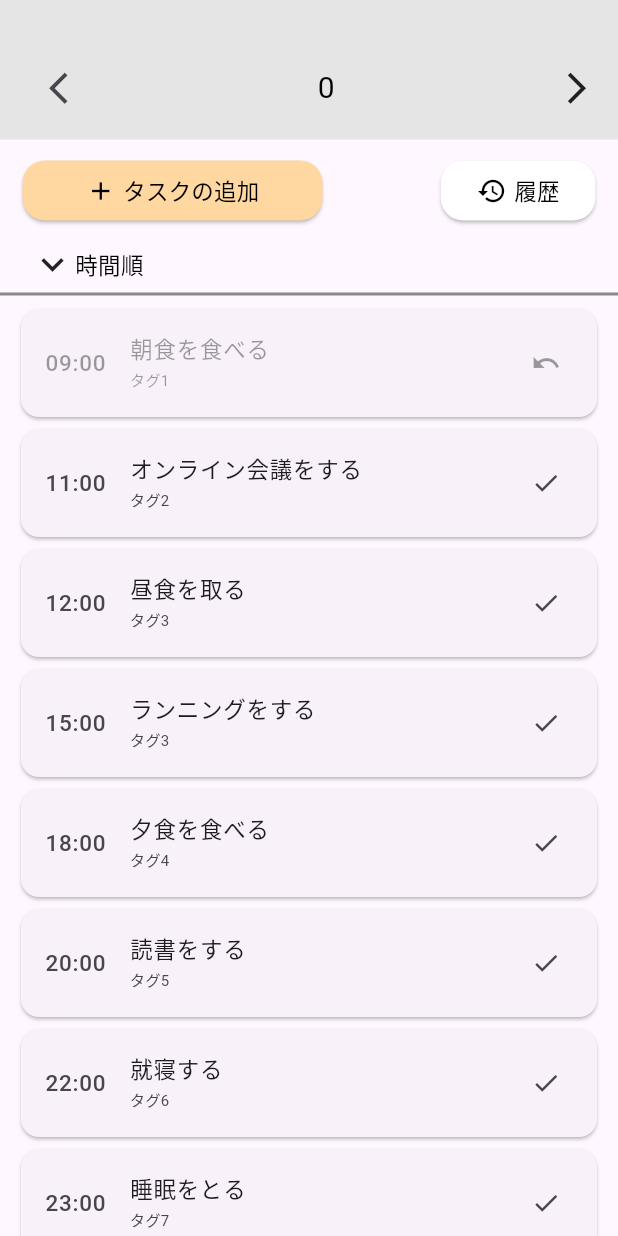
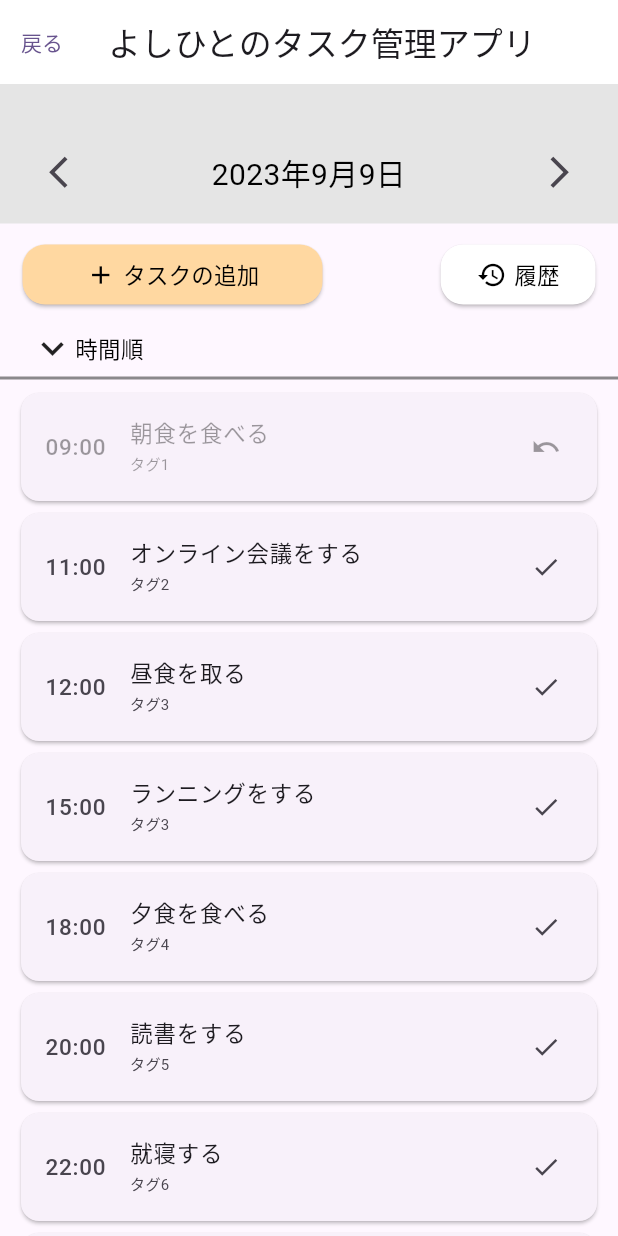
Before and after one commit to Bellwether-Flutter-team/team_a_project, a Flutter app: the YoshiAppPage screen opened by its route, on a phone screen of 412 x 824 dp. Run offline on Flutter 3.47's test engine with Material 2 defaults, Android fonts, the light colour scheme and no system bars; our stand-ins replace firebase_core, get, google_maps_flutter; missing offline and left inert: ml_dataframe; accounts and stored records are empty.

```diff
--- a/lib/pages/yoshi_app.dart
+++ b/lib/pages/yoshi_app.dart
@@ -7,13 +7,19 @@ class YoshiAppPage extends StatelessWidget {
   @override
   Widget build(BuildContext context) {
     TaskController taskController = Get.put(TaskController());
-    return Scaffold(
-      // appBar: AppBar(
-      //   automaticallyImplyLeading: false,
-      //   centerTitle: true,
-      //   backgroundColor: const Color.fromARGB(255, 255, 255, 255),
-      //   title: const Text('タスク一覧'),
-      // ),
+    return Obx(() => Scaffold(
+          appBar: AppBar(
+            automaticallyImplyLeading: false,
+            centerTitle: true,
+            backgroundColor: const Color.fromARGB(255, 255, 255, 255),
+            leading: TextButton(
+              child: const Text('戻る'),
+              onPressed: () {
+                Get.back();
+              },
+            ),
+            title: const Text('よしひとのタスク管理アプリ'),
+          ),
           body: Center(
               child: Column(
             children: <Widget>[
@@ -24,19 +30,24 @@ class YoshiAppPage extends StatelessWidget {
                   IconButton(
                     icon: const Icon(Icons.arrow_back_ios_new, size: 25),
                     onPressed: () {
-                  Get.back();
+                      taskController.backDate();
                     },
                   ),
                   Expanded(
                       child: Text(
-                "${taskController.taskLength.value}",
+                    "${taskController.date.value.year}年${taskController.date.value.month}月${taskController.date.value.day}日",
                     textAlign: TextAlign.center,
                     style: const TextStyle(
                       fontSize: 20,
                       color: Colors.black,
                     ),
                   )),
-              const Icon(Icons.arrow_forward_ios, size: 25)
+                  IconButton(
+                    icon: const Icon(Icons.arrow_forward_ios, size: 25),
+                    onPressed: () {
+                      taskController.advanceDate();
+                    },
+                  ),
                 ]),
               ),
               Container(
@@ -46,12 +57,12 @@ class YoshiAppPage extends StatelessWidget {
                   mainAxisAlignment: MainAxisAlignment.spaceBetween, // 行両端に配置
                   children: [
                     ElevatedButton(
-                  onPressed: () {
-                    taskController.increment(1);
-                  },
+                      onPressed: () {},
                       style: ElevatedButton.styleFrom(
-                    backgroundColor: const Color.fromARGB(255, 255, 216, 161),
-                    foregroundColor: const Color.fromARGB(255, 255, 255, 255),
+                        backgroundColor:
+                            const Color.fromARGB(255, 255, 216, 161),
+                        foregroundColor:
+                            const Color.fromARGB(255, 255, 255, 255),
                         // elevation: 2,
                         fixedSize: const Size.fromWidth(200),
                         shape: const RoundedRectangleBorder(
@@ -80,8 +91,10 @@ class YoshiAppPage extends StatelessWidget {
                     ElevatedButton(
                         onPressed: () {},
                         style: ElevatedButton.styleFrom(
-                      backgroundColor: const Color.fromARGB(255, 255, 255, 255),
-                      foregroundColor: const Color.fromARGB(255, 197, 197, 197),
+                          backgroundColor:
+                              const Color.fromARGB(255, 255, 255, 255),
+                          foregroundColor:
+                              const Color.fromARGB(255, 197, 197, 197),
                           shape: const RoundedRectangleBorder(
                             borderRadius: BorderRadius.all(Radius.circular(15)),
                           ),
@@ -289,6 +302,6 @@ class YoshiAppPage extends StatelessWidget {
               ))
             ],
           )),
-    );
+        ));
   }
 }
--- a/lib/states/yoshiapp_controller.dart
+++ b/lib/states/yoshiapp_controller.dart
@@ -21,32 +21,43 @@ class TaskController extends GetxController {
   // 状態とは『変数（の初期値）』と『変数の変化』の二つの観点で考える
   // 『状態の変化』とは関数による更新であり、例えばフロントエンドのボタンの操作に埋め込まれた関数などがある
 
-  int a = 0;
-  var b = 10;
+  // int a = 0;
+  // var b = 10;
 
-  // 変数の定義
-  RxInt taskLength = 0.obs;
-  RxString tasktitle = "".obs; // Getx
-  String title = ""; // 通常
-  var task = 0.obs; // Varで定義するとなんでも受け入れる
+  // // 変数の定義
+  // RxInt taskLength = 0.obs;
+  // RxString tasktitle = "".obs; // Getx
+  // String title = ""; // 通常
+  // var task = 0.obs; // Varで定義するとなんでも受け入れる
 
-  RxString date = "2023/08/20".obs;
-  //関数の定義
-  // 帰り値によって定義が変わる
+  // RxString date = "2023/08/20".obs;
+  // //関数の定義
+  // // 帰り値によって定義が変わる
 
-  RxInt calcNum(int a) {
-    taskLength += a;
-    return taskLength;
+  // RxInt calcNum(int a) {
+  //   taskLength += a;
+  //   return taskLength;
+  // }
+
+  // String returnDate() {
+  //   return date.value;
+  // }
+
+  // void increment(int a) {
+  //   taskLength.value += a;
+  //   update();
+  // }
+  Rx<DateTime> date = DateTime.now().obs;
+
+  void advanceDate() {
+    date.value = date.value.add(const Duration(days: 1));
+    update();
   }
 
-  String returnDate() {
-    return date.value;
-  }
-
-  void increment(int a) {
-    taskLength.value += a;
+  void backDate() {
+    date.value = date.value.subtract(const Duration(days: 1));
     update();
   }
 }
 
-class TaskModel {}
+// class TaskModel {}
```
Also changed, not shown: lib/pages/home.dart (+10 -5 lines), pubspec.lock. Lines whose indentation alone changed are shown as unchanged.
